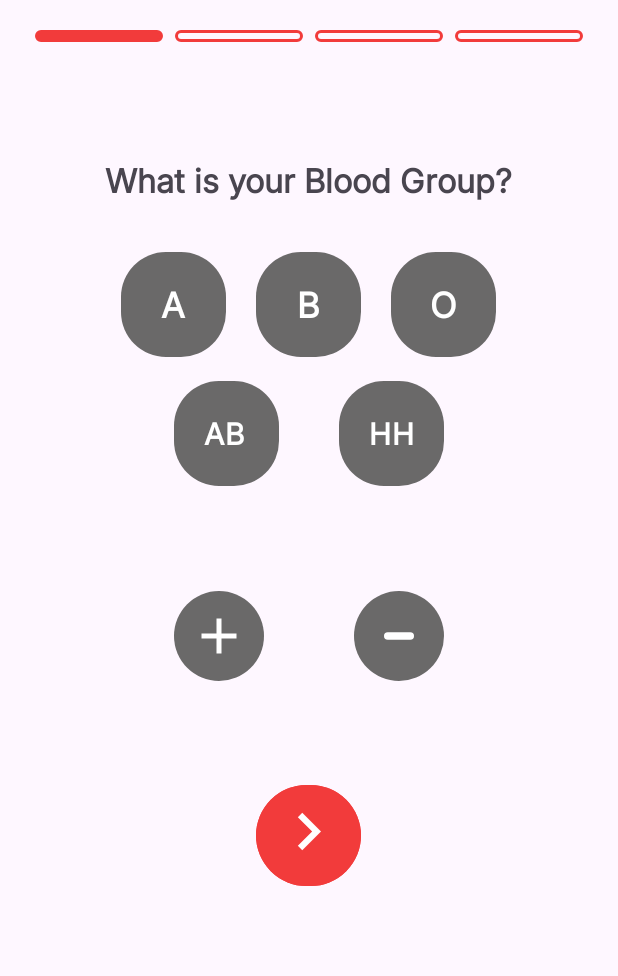
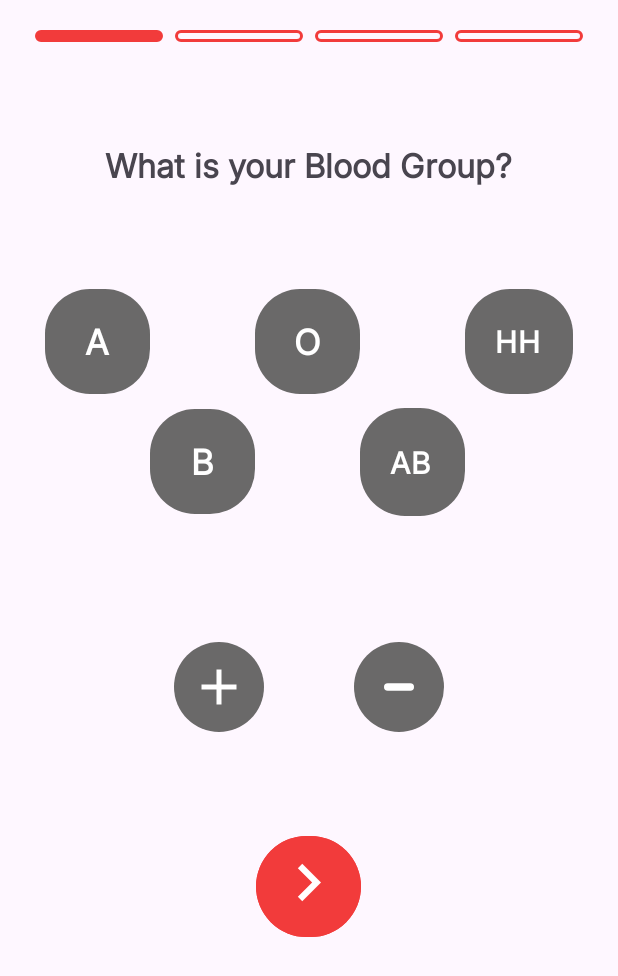
Before and after one commit to suhanig08/BloodDonationApp, an Android app: the fragment BloodGroupFragment shown on its own in the app's theme, on a phone screen of 412 x 824 dp. Shown: the top 976 px of the screen. Run offline under Robolectric (Android 15) with nearby library versions, the phone set to English and light mode, and no system bars.

Commit message:
User Details Fragments Navigation

```diff
--- a/app/src/main/AndroidManifest.xml
+++ b/app/src/main/AndroidManifest.xml
@@ -17,7 +17,7 @@
         android:theme="@style/Theme.RedConnect"
         tools:targetApi="31">
         <activity
-            android:name=".User_Details"
+            android:name=".UserDetails"
             android:exported="false" />
         <activity
             android:name=".LocationActivity"
--- a/app/src/main/java/com/adas/redconnect/LocationActivity.kt
+++ b/app/src/main/java/com/adas/redconnect/LocationActivity.kt
@@ -12,9 +12,6 @@ import androidx.activity.enableEdgeToEdge
 import androidx.appcompat.app.AppCompatActivity
 import androidx.core.app.ActivityCompat
 import androidx.core.content.ContextCompat
-import androidx.core.location.LocationManagerCompat.getCurrentLocation
-import androidx.core.view.ViewCompat
-import androidx.core.view.WindowInsetsCompat
 import com.adas.redconnect.databinding.ActivityLocationBinding
 import com.google.android.gms.common.api.Status
 import com.google.android.gms.location.FusedLocationProviderClient
@@ -113,7 +110,7 @@ class LocationActivity : AppCompatActivity(), OnMapReadyCallback {
 
 
             if(choice == "donor"){
-                val intent = Intent(this, MainActivity::class.java)
+                val intent = Intent(this, UserDetails::class.java)
                 startActivity(intent)
                 finish()
             } else{
--- a/app/src/main/res/drawable/button_background.xml
+++ b/app/src/main/res/drawable/button_background.xml
@@ -1,11 +1,11 @@
 <selector xmlns:android="http://schemas.android.com/apk/res/android">
-    <item android:state_pressed="true">
+    <item android:state_checked="true">
         <shape android:shape="rectangle">
             <solid android:color="@color/red" />
             <corners android:radius="30dp" />
         </shape>
     </item>
-    <item android:state_pressed="false">
+    <item >
         <shape android:shape="rectangle">
             <solid android:color="@color/grey" />
             <corners android:radius="30dp" />
--- a/app/src/main/res/layout/fragment_blood_group.xml
+++ b/app/src/main/res/layout/fragment_blood_group.xml
@@ -5,7 +5,7 @@
     android:layout_height="match_parent"
     android:orientation="vertical"
     android:gravity="center_horizontal"
-    android:padding="20dp">
+    android:paddingTop="20dp">
 
     <LinearLayout
         android:layout_width="wrap_content"
@@ -55,22 +55,17 @@
         android:textSize="22sp"
         android:textStyle="bold"
         android:gravity="center"
-        android:layout_marginTop="50dp"
+        android:layout_marginTop="40dp"
         android:layout_marginBottom="16dp" />
 
     <RadioGroup
         android:id="@+id/blood_group_radio_group"
-        android:layout_width="match_parent"
-        android:layout_height="wrap_content"
-        android:orientation="vertical"
+        android:layout_width="wrap_content"
+        android:layout_height="200dp"
+        android:orientation="horizontal"
         android:gravity="center"
         android:layout_marginTop="16dp">
 
-        <LinearLayout
-            android:layout_width="wrap_content"
-            android:layout_height="wrap_content"
-            android:orientation="horizontal"
-            android:gravity="center">
 
             <RadioButton
                 android:layout_width="70dp"
@@ -79,17 +74,20 @@
                 android:button="@null"
                 android:textColor="@color/white"
                 android:gravity="center"
+                android:layout_marginStart="20dp"
                 android:textStyle="bold"
                 android:textSize="23dp"
-                android:layout_marginEnd="20dp"
+                android:layout_marginBottom="30dp"
                 android:id="@+id/radio_button_A"
                 android:text="A"
+
                 android:background="@drawable/button_background" />
 
             <RadioButton
                 android:layout_width="70dp"
                 android:layout_height="70dp"
                 android:padding="15dp"
+                android:layout_marginTop="50dp"
                 android:textColor="@color/white"
                 android:button="@null"
                 android:gravity="center"
@@ -102,32 +100,25 @@
             <RadioButton
                 android:layout_width="70dp"
                 android:layout_height="70dp"
-                android:layout_marginStart="20dp"
                 android:padding="15dp"
                 android:button="@null"
                 android:textColor="@color/white"
-
                 android:gravity="center"
                 android:textStyle="bold"
                 android:textSize="23dp"
+                android:layout_marginBottom="30dp"
                 android:id="@+id/radio_button_O"
                 android:text="O"
                 android:background="@drawable/button_background" />
-        </LinearLayout>
 
-        <LinearLayout
-            android:layout_width="wrap_content"
-            android:layout_height="wrap_content"
-            android:orientation="horizontal"
-            android:gravity="center"
 
-            android:layout_marginTop="16dp">
 
             <RadioButton
                 android:layout_width="70dp"
-                android:layout_height="70dp"
+                android:layout_height="72dp"
                 android:id="@+id/radio_button_AB"
                 android:button="@null"
+                android:layout_marginTop="50dp"
                 android:padding="20dp"
                 android:textStyle="bold"
                 android:textSize="20dp"
@@ -136,18 +127,18 @@
                 android:background="@drawable/button_background" />
 
             <RadioButton
-                android:layout_width="70dp"
+                android:layout_width="72dp"
                 android:layout_height="70dp"
+                android:layout_marginEnd="20dp"
                 android:textColor="@color/white"
-                android:layout_marginStart="40dp"
                 android:id="@+id/radio_button_HH"
                 android:padding="20dp"
                 android:button="@null"
+                android:layout_marginBottom="30dp"
                 android:textStyle="bold"
                 android:textSize="20dp"
                 android:text="HH"
                 android:background="@drawable/button_background" />
-        </LinearLayout>
     </RadioGroup>
 
     <RadioGroup
--- a/app/src/main/res/layout/fragment_height.xml
+++ b/app/src/main/res/layout/fragment_height.xml
@@ -5,7 +5,7 @@
     android:layout_height="match_parent"
     android:orientation="vertical"
     android:gravity="center_horizontal"
-    android:padding="20dp">
+    android:paddingTop="20dp">
 
     <!-- Manual Progress Bar with shapes -->
     <LinearLayout
@@ -50,7 +50,7 @@
 
     <!-- Title -->
     <TextView
-        android:layout_marginTop="50dp"
+        android:layout_marginTop="40dp"
         android:id="@+id/text_title"
         android:layout_width="wrap_content"
         android:layout_height="wrap_content"
@@ -68,6 +68,7 @@
         android:layout_marginBottom="40dp"/>
 
     <EditText
+        android:id="@+id/height_input"
         android:layout_width="match_parent"
         android:layout_height="50dp"
         android:layout_margin="20dp"
--- a/gradle/libs.versions.toml
+++ b/gradle/libs.versions.toml
@@ -17,6 +17,8 @@ navigationUiKtxVersion = "2.6.0"
 placesKtx = "3.2.0"
 googleGmsGoogleServices = "4.4.2"
 firebaseAuth = "23.0.0"
+firebaseDatabaseKtx = "21.0.0"
+firebaseAuthKtx = "23.0.0"
 
 [libraries]
 androidx-core-ktx = { group = "androidx.core", name = "core-ktx", version.ref = "coreKtx" }
@@ -35,6 +37,8 @@ androidx-navigation-ui-ktx = { group = "androidx.navigation", name = "navigation
 places-ktx = { module = "com.google.maps.android:places-ktx", version.ref = "placesKtx" }
 retrofit = { module = "com.squareup.retrofit2:retrofit", version.ref = "converterGson" }
 firebase-auth = { group = "com.google.firebase", name = "firebase-auth", version.ref = "firebaseAuth" }
+firebase-database-ktx = { group = "com.google.firebase", name = "firebase-database-ktx", version.ref = "firebaseDatabaseKtx" }
+firebase-auth-ktx = { group = "com.google.firebase", name = "firebase-auth-ktx", version.ref = "firebaseAuthKtx" }
 
 [plugins]
 android-application = { id = "com.android.application", version.ref = "agp" }
```
Also changed, not shown: app/src/main/java/com/adas/redconnect/Details_Fragment/BloodGroupFragment.kt (+7 -6 lines), app/src/main/java/com/adas/redconnect/Details_Fragment/GenderFragment.kt (+33 -44 lines), app/src/main/java/com/adas/redconnect/Details_Fragment/HeightFragment.kt (+26 -44 lines), app/src/main/java/com/adas/redconnect/Details_Fragment/WeightFragment.kt (+30 -44 lines), app/src/main/java/com/adas/redconnect/UserDetails.kt (added, +37 -0 lines), app/src/main/java/com/adas/redconnect/User_Details.kt (deleted, +0 -15 lines), app/src/main/res/layout/activity_user_details.xml (+15 -12 lines), app/src/main/res/layout/fragment_gender.xml (+5 -6 lines), app/src/main/res/layout/fragment_weight.xml (+7 -6 lines), app/src/main/res/navigation/nav_graph.xml (+33 -14 lines).
